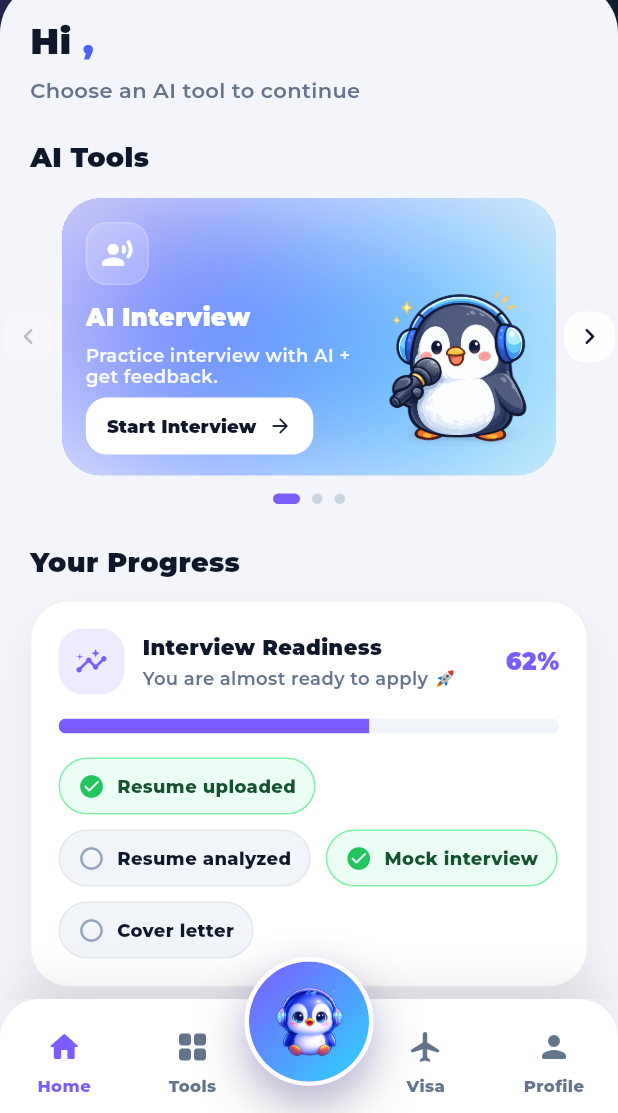
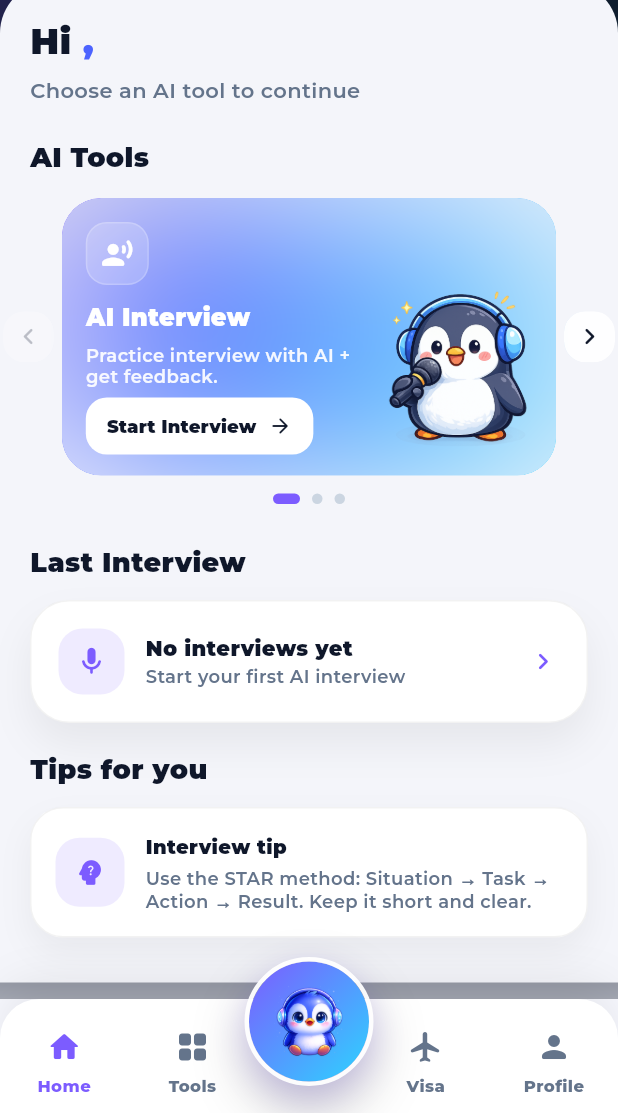
Before and after one commit to dfacee11/DayindAI-Diploma-Project-, a Flutter app: the screen it shows once a user with an empty profile is signed in, on a phone screen of 412 x 824 dp, the part 123-1236 px from its top. Run offline on Flutter 3.47's test engine with Material 3 defaults, Android fonts, the phone set to English and light mode, and no system bars; our stand-ins replace cloud_firestore, cloud_functions, file_picker, firebase_auth, firebase_core, google_fonts and 3 more; missing offline and left inert: record; accounts and stored records are empty.

Commit message:
updated Home Page tool

```diff
--- a/lib/AIInterview/voice_interview_provider.dart
+++ b/lib/AIInterview/voice_interview_provider.dart
@@ -6,6 +6,8 @@ import 'package:flutter/services.dart';
 import 'package:record/record.dart';
 import 'package:just_audio/just_audio.dart';
 import 'package:path_provider/path_provider.dart';
+import 'package:firebase_auth/firebase_auth.dart';
+import 'package:cloud_firestore/cloud_firestore.dart';
 
 import 'models/chat_message.dart';
 import 'interview_service.dart';
@@ -17,6 +19,8 @@ class VoiceInterviewProvider extends ChangeNotifier {
   final InterviewService _service = InterviewService();
   final AudioRecorder _recorder = AudioRecorder();
   final AudioPlayer _player = AudioPlayer();
+
+  bool _disposed = false;
 
   InterviewState state = InterviewState.idle;
   bool started = false;
@@ -82,7 +86,7 @@ class VoiceInterviewProvider extends ChangeNotifier {
     }
   }
 
-
+  // ─── START ───
   Future<void> startInterview(
     String role,
     InterviewType type,
@@ -100,12 +104,12 @@ class VoiceInterviewProvider extends ChangeNotifier {
     messages.clear();
     _history.clear();
     feedback = null;
-    notifyListeners();
+    _notify();
 
     await _aiSpeak(_openingMessage);
   }
 
-
+  // ─── FINISH EARLY ───
   Future<void> finishEarly() async {
     if (state == InterviewState.recording) await _recorder.stop();
     await _player.stop();
@@ -113,26 +117,29 @@ class VoiceInterviewProvider extends ChangeNotifier {
     if (_history.isEmpty) {
       state = InterviewState.idle;
       started = false;
-      notifyListeners();
+      _notify();
       return;
     }
 
     state = InterviewState.analyzing;
-    notifyListeners();
+    _notify();
     await _loadFeedback();
+    await _saveLastInterview();
     state = InterviewState.finished;
-    notifyListeners();
+    _notify();
   }
 
-
+  // ─── AI SPEAK ───
   Future<void> _aiSpeak(String text) async {
+    if (_disposed) return;
     state = InterviewState.aiSpeaking;
     messages.add(ChatMessage(isUser: false, text: text));
     _history.add({'role': 'assistant', 'content': text});
-    notifyListeners();
+    _notify();
 
     try {
       final audioBase64 = await _service.textToSpeech(text);
+      if (_disposed) return;
       await _playAudio(audioBase64);
     } catch (e) {
       debugPrint('TTS error: $e');
@@ -140,12 +147,14 @@ class VoiceInterviewProvider extends ChangeNotifier {
       await Future.delayed(Duration(milliseconds: ms));
     }
 
+    if (_disposed) return;
     if (state == InterviewState.aiSpeaking) {
       state = InterviewState.userTurn;
-      notifyListeners();
+      _notify();
     }
   }
 
+  // ─── AUDIO PLAYBACK ───
   Future<void> _playAudio(String base64Audio) async {
     try {
       final bytes = base64Decode(base64Audio);
@@ -158,6 +167,8 @@ class VoiceInterviewProvider extends ChangeNotifier {
       await _player.setFilePath(file.path);
       await _player.seek(Duration.zero);
 
+      // duration доступен после setFilePath
+      final duration = _player.duration;
 
       final completer = Completer<void>();
       final sub = _player.processingStateStream.listen((ps) {
@@ -167,14 +178,23 @@ class VoiceInterviewProvider extends ChangeNotifier {
       });
 
       await _player.play();
-      await completer.future;
+
+      // Таймаут = длина аудио + 500ms запас
+      final timeout = (duration != null && duration.inMilliseconds > 0)
+          ? duration + const Duration(milliseconds: 500)
+          : const Duration(seconds: 60);
+
+      await completer.future.timeout(timeout, onTimeout: () {
+        debugPrint('Audio timeout — continuing');
+      });
+
       await sub.cancel();
     } catch (e) {
       debugPrint('Audio play error: $e');
     }
   }
 
-
+  // ─── RECORDING ───
   Future<void> toggleRecording() async {
     if (state != InterviewState.userTurn && state != InterviewState.recording) return;
     HapticFeedback.lightImpact();
@@ -198,13 +218,13 @@ class VoiceInterviewProvider extends ChangeNotifier {
       path: recordingPath!,
     );
     state = InterviewState.recording;
-    notifyListeners();
+    _notify();
   }
 
   Future<void> _stopRecordingAndProcess() async {
     await _recorder.stop();
     state = InterviewState.thinking;
-    notifyListeners();
+    _notify();
 
     try {
       final audioBytes = await File(recordingPath!).readAsBytes();
@@ -216,23 +236,23 @@ class VoiceInterviewProvider extends ChangeNotifier {
 
       if (transcript.trim().isEmpty) {
         state = InterviewState.userTurn;
-        notifyListeners();
+        _notify();
         return;
       }
 
       messages.add(ChatMessage(isUser: true, text: transcript));
       _history.add({'role': 'user', 'content': transcript});
-      notifyListeners();
+      _notify();
 
       await _getAiReply();
     } catch (e) {
       debugPrint('STT error: $e');
       state = InterviewState.userTurn;
-      notifyListeners();
+      _notify();
     }
   }
 
-
+  // ─── TEXT MODE ───
   Future<void> sendText(String text) async {
     if (text.trim().isEmpty) return;
     if (state == InterviewState.aiSpeaking || state == InterviewState.thinking) return;
@@ -240,11 +260,11 @@ class VoiceInterviewProvider extends ChangeNotifier {
     messages.add(ChatMessage(isUser: true, text: text));
     _history.add({'role': 'user', 'content': text});
     state = InterviewState.thinking;
-    notifyListeners();
+    _notify();
     await _getAiReply();
   }
 
-
+  // ─── GPT REPLY ───
   Future<void> _getAiReply() async {
     try {
       final result = await _service.interviewChat(
@@ -263,17 +283,18 @@ class VoiceInterviewProvider extends ChangeNotifier {
       if (questionIndex >= totalQuestions) {
         await _aiSpeak(reply);
         state = InterviewState.analyzing;
-        notifyListeners();
+        _notify();
         await _loadFeedback();
+        await _saveLastInterview();
         state = InterviewState.finished;
-        notifyListeners();
+        _notify();
       } else {
         await _aiSpeak(reply);
       }
     } catch (e) {
       debugPrint('GPT error: $e');
       state = InterviewState.userTurn;
-      notifyListeners();
+      _notify();
     }
   }
 
@@ -286,7 +307,7 @@ class VoiceInterviewProvider extends ChangeNotifier {
         languageInstruction: language.systemLanguageInstruction,
         level: level.label,
       );
-      notifyListeners();
+      _notify();
     } catch (e) {
       debugPrint('Feedback error: $e');
       feedback = {
@@ -296,12 +317,45 @@ class VoiceInterviewProvider extends ChangeNotifier {
         'verdict': 'Maybe',
         'summary': 'Could not generate feedback.',
       };
-      notifyListeners();
+      _notify();
     }
   }
 
-  void toggleTranscript() { showTranscript = !showTranscript; notifyListeners(); }
-  void toggleMode()        { voiceMode = !voiceMode; notifyListeners(); }
+  // ─── SAVE LAST INTERVIEW TO FIRESTORE ───
+  Future<void> _saveLastInterview() async {
+    try {
+      final uid = FirebaseAuth.instance.currentUser?.uid;
+      if (uid == null || feedback == null) return;
+
+      await FirebaseFirestore.instance
+          .collection('users')
+          .doc(uid)
+          .collection('interviews')
+          .doc('last')
+          .set({
+        'jobRole':           jobRole,
+        'level':             level.label,
+        'score':             feedback!['overallScore'] ?? 0,
+        'verdict':           feedback!['verdict']      ?? '',
+        'summary':           feedback!['summary']      ?? '',
+        'strengths':         List<String>.from(feedback!['strengths']    ?? []),
+        'improvements':      List<String>.from(feedback!['improvements'] ?? []),
+        'tips':              List<String>.from(feedback!['tips']         ?? []),
+        'questionsAnswered': questionIndex,
+        'totalQuestions':    totalQuestions,
+        'date':              FieldValue.serverTimestamp(),
+      });
+
+      debugPrint('✅ Interview saved to Firestore');
+    } catch (e) {
+      debugPrint('Firestore save error: $e');
+    }
+  }
+
+  void _notify() { if (!_disposed) notifyListeners(); }
+
+  void toggleTranscript() { showTranscript = !showTranscript; _notify(); }
+  void toggleMode()        { voiceMode = !voiceMode; _notify(); }
 
   void restart() {
     state = InterviewState.idle;
@@ -310,11 +364,12 @@ class VoiceInterviewProvider extends ChangeNotifier {
     _history.clear();
     feedback = null;
     questionIndex = 0;
-    notifyListeners();
+    _notify();
   }
 
   @override
   void dispose() {
+    _disposed = true;
     _recorder.dispose();
     _player.dispose();
     super.dispose();
--- a/lib/HomePage/HomePage.dart
+++ b/lib/HomePage/HomePage.dart
@@ -5,8 +5,8 @@ import 'package:google_fonts/google_fonts.dart';
 import 'widgets/dark_background.dart';
 import 'widgets/ai_tool_card.dart';
 import 'widgets/arrow_overlay_button.dart';
-import 'widgets/progress_card.dart';
 import 'widgets/random_tip_card.dart';
+import 'widgets/last_interview_card.dart';
 
 class HomePage extends StatefulWidget {
   const HomePage({super.key});
@@ -157,9 +157,12 @@ class _HomePageState extends State<HomePage> {
             const SizedBox(height: 12),
             _buildDots(),
             const SizedBox(height: 26),
-            _buildSectionTitle('Your Progress'),
-            const SizedBox(height: 12),
-            const ProgressCard(),
+
+_buildSectionTitle('Last Interview'),
+const SizedBox(height: 12),
+LastInterviewCard(
+  onTap: () => Navigator.pushNamed(context, '/AIInterview'),
+),
             const SizedBox(height: 18),
             _buildSectionTitle('Tips for you'),
             const SizedBox(height: 12),
--- /dev/null
+++ b/lib/HomePage/widgets/last_interview_card.dart
@@ -0,0 +1,254 @@
+import 'package:flutter/material.dart';
+import 'package:google_fonts/google_fonts.dart';
+import 'package:firebase_auth/firebase_auth.dart';
+import 'package:cloud_firestore/cloud_firestore.dart';
+
+class LastInterviewCard extends StatelessWidget {
+  final VoidCallback onTap;
+
+  const LastInterviewCard({super.key, required this.onTap});
+
+  @override
+  Widget build(BuildContext context) {
+    final uid = FirebaseAuth.instance.currentUser?.uid;
+    if (uid == null) return const SizedBox.shrink();
+
+    return StreamBuilder<DocumentSnapshot>(
+      stream: FirebaseFirestore.instance
+          .collection('users')
+          .doc(uid)
+          .collection('interviews')
+          .doc('last')
+          .snapshots(),
+      builder: (context, snapshot) {
+        // Нет данных ещё — не показываем ничего
+        if (!snapshot.hasData || !snapshot.data!.exists) {
+          return _emptyState(context);
+        }
+
+        final data = snapshot.data!.data() as Map<String, dynamic>;
+        final score       = data['score']    as int?    ?? 0;
+        final verdict     = data['verdict']  as String? ?? '';
+        final jobRole     = data['jobRole']  as String? ?? '';
+        final level       = data['level']    as String? ?? '';
+        final improvements = List<String>.from(data['improvements'] ?? []);
+        final date        = data['date'] as Timestamp?;
+
+        final scoreColor = score >= 75
+            ? const Color(0xFF22C55E)
+            : score >= 50
+                ? const Color(0xFFF59E0B)
+                : Colors.redAccent;
+
+        final verdictColor = verdict == 'Hire'
+            ? const Color(0xFF22C55E)
+            : verdict == 'No Hire'
+                ? Colors.redAccent
+                : const Color(0xFFF59E0B);
+
+        return GestureDetector(
+          onTap: onTap,
+          child: Container(
+            padding: const EdgeInsets.all(18),
+            decoration: BoxDecoration(
+              color: Colors.white,
+              borderRadius: BorderRadius.circular(26),
+              border: Border.all(color: Colors.black.withValues(alpha: 0.05)),
+              boxShadow: [
+                BoxShadow(
+                  blurRadius: 22,
+                  offset: const Offset(0, 14),
+                  color: Colors.black.withValues(alpha: 0.06),
+                ),
+              ],
+            ),
+            child: Column(
+              crossAxisAlignment: CrossAxisAlignment.start,
+              children: [
+
+                // ── Заголовок ──
+                Row(
+                  children: [
+                    Container(
+                      width: 44, height: 44,
+                      decoration: BoxDecoration(
+                        borderRadius: BorderRadius.circular(16),
+                        color: const Color(0xFF7C5CFF).withValues(alpha: 0.12),
+                      ),
+                      child: const Icon(Icons.mic_rounded,
+                          color: Color(0xFF7C5CFF), size: 22),
+                    ),
+                    const SizedBox(width: 12),
+                    Expanded(
+                      child: Column(
+                        crossAxisAlignment: CrossAxisAlignment.start,
+                        children: [
+                          Text(jobRole,
+                              style: GoogleFonts.montserrat(
+                                  fontSize: 14,
+                                  fontWeight: FontWeight.w900,
+                                  color: const Color(0xFF0F172A))),
+                          Text(level,
+                              style: GoogleFonts.montserrat(
+                                  fontSize: 12,
+                                  fontWeight: FontWeight.w600,
+                                  color: const Color(0xFF64748B))),
+                        ],
+                      ),
+                    ),
+                    // Score badge
+                    Container(
+                      padding: const EdgeInsets.symmetric(horizontal: 12, vertical: 6),
+                      decoration: BoxDecoration(
+                        color: scoreColor.withValues(alpha: 0.12),
+                        borderRadius: BorderRadius.circular(12),
+                      ),
+                      child: Text('$score/100',
+                          style: GoogleFonts.montserrat(
+                              fontSize: 13,
+                              fontWeight: FontWeight.w900,
+                              color: scoreColor)),
+                    ),
+                  ],
+                ),
+
+                if (verdict.isNotEmpty) ...[
+                  const SizedBox(height: 12),
+                  Container(
+                    padding: const EdgeInsets.symmetric(horizontal: 10, vertical: 5),
+                    decoration: BoxDecoration(
+                      color: verdictColor.withValues(alpha: 0.1),
+                      borderRadius: BorderRadius.circular(10),
+                    ),
+                    child: Text(verdict,
+                        style: GoogleFonts.montserrat(
+                            fontSize: 12,
+                            fontWeight: FontWeight.w800,
+                            color: verdictColor)),
+                  ),
+                ],
+
+                // ── Что улучшить ──
+                if (improvements.isNotEmpty) ...[
+                  const SizedBox(height: 14),
+                  Text('What to improve:',
+                      style: GoogleFonts.montserrat(
+                          fontSize: 12,
+                          fontWeight: FontWeight.w900,
+                          color: const Color(0xFF64748B))),
+                  const SizedBox(height: 8),
+                  ...improvements.take(2).map((item) => Padding(
+                    padding: const EdgeInsets.only(bottom: 6),
+                    child: Row(
+                      crossAxisAlignment: CrossAxisAlignment.start,
+                      children: [
+                        Container(
+                          width: 6, height: 6,
+                          margin: const EdgeInsets.only(top: 5, right: 8),
+                          decoration: const BoxDecoration(
+                            shape: BoxShape.circle,
+                            color: Color(0xFF7C5CFF),
+                          ),
+                        ),
+                        Expanded(
+                          child: Text(item,
+                              style: GoogleFonts.montserrat(
+                                  fontSize: 12,
+                                  fontWeight: FontWeight.w600,
+                                  color: const Color(0xFF0F172A),
+                                  height: 1.4)),
+                        ),
+                      ],
+                    ),
+                  )),
+                ],
+
+                // ── Дата + кнопка ──
+                const SizedBox(height: 12),
+                Row(
+                  mainAxisAlignment: MainAxisAlignment.spaceBetween,
+                  children: [
+                    if (date != null)
+                      Text(_formatDate(date.toDate()),
+                          style: GoogleFonts.montserrat(
+                              fontSize: 11,
+                              fontWeight: FontWeight.w600,
+                              color: const Color(0xFF94A3B8))),
+                    Text('Practice again →',
+                        style: GoogleFonts.montserrat(
+                            fontSize: 12,
+                            fontWeight: FontWeight.w800,
+                            color: const Color(0xFF7C5CFF))),
+                  ],
+                ),
+              ],
+            ),
+          ),
+        );
+      },
+    );
+  }
+
+  Widget _emptyState(BuildContext context) {
+    return GestureDetector(
+      onTap: onTap,
+      child: Container(
+        padding: const EdgeInsets.all(18),
+        decoration: BoxDecoration(
+          color: Colors.white,
+          borderRadius: BorderRadius.circular(26),
+          border: Border.all(color: Colors.black.withValues(alpha: 0.05)),
+          boxShadow: [
+            BoxShadow(
+              blurRadius: 22,
+              offset: const Offset(0, 14),
+              color: Colors.black.withValues(alpha: 0.06),
+            ),
+          ],
+        ),
+        child: Row(
+          children: [
+            Container(
+              width: 44, height: 44,
+              decoration: BoxDecoration(
+                borderRadius: BorderRadius.circular(16),
+                color: const Color(0xFF7C5CFF).withValues(alpha: 0.12),
+              ),
+              child: const Icon(Icons.mic_rounded,
+                  color: Color(0xFF7C5CFF), size: 22),
+            ),
+            const SizedBox(width: 14),
+            Expanded(
+              child: Column(
+                crossAxisAlignment: CrossAxisAlignment.start,
+                children: [
+                  Text("No interviews yet",
+                      style: GoogleFonts.montserrat(
+                          fontSize: 14,
+                          fontWeight: FontWeight.w900,
+                          color: const Color(0xFF0F172A))),
+                  Text("Start your first AI interview",
+                      style: GoogleFonts.montserrat(
+                          fontSize: 12,
+                          fontWeight: FontWeight.w600,
+                          color: const Color(0xFF64748B))),
+                ],
+              ),
+            ),
+            const Icon(Icons.chevron_right_rounded,
+                color: Color(0xFF7C5CFF), size: 22),
+          ],
+        ),
+      ),
+    );
+  }
+
+  String _formatDate(DateTime date) {
+    final now = DateTime.now();
+    final diff = now.difference(date);
+    if (diff.inDays == 0) return 'Today';
+    if (diff.inDays == 1) return 'Yesterday';
+    if (diff.inDays < 7)  return '${diff.inDays} days ago';
+    return '${date.day}.${date.month}.${date.year}';
+  }
+}
--- a/lib/HomePage/widgets/progress_card.dart
+++ /dev/null
@@ -1,150 +0,0 @@
-import 'package:flutter/material.dart';
-import 'package:google_fonts/google_fonts.dart';
-
-class ProgressCard extends StatelessWidget {
-  const ProgressCard({super.key});
-
-  static const double _percent = 0.62;
-
-  @override
-  Widget build(BuildContext context) {
-    return Container(
-      padding: const EdgeInsets.all(18),
-      decoration: BoxDecoration(
-        color: Colors.white,
-        borderRadius: BorderRadius.circular(26),
-        border: Border.all(color: Colors.black.withValues(alpha: 0.05)),
-        boxShadow: [
-          BoxShadow(
-              blurRadius: 22,
-              offset: const Offset(0, 14),
-              color: Colors.black.withValues(alpha: 0.06)),
-        ],
-      ),
-      child: Column(
-        crossAxisAlignment: CrossAxisAlignment.start,
-        children: [
-          _buildHeader(),
-          const SizedBox(height: 16),
-          _buildProgressBar(),
-          const SizedBox(height: 16),
-          _buildChips(),
-        ],
-      ),
-    );
-  }
-
-  Widget _buildHeader() {
-    return Row(
-      children: [
-        Container(
-          width: 44,
-          height: 44,
-          decoration: BoxDecoration(
-            borderRadius: BorderRadius.circular(16),
-            color: const Color(0xFF7C5CFF).withValues(alpha: 0.12),
-          ),
-          child: const Icon(Icons.insights_rounded,
-              color: Color(0xFF7C5CFF), size: 22),
-        ),
-        const SizedBox(width: 12),
-        Expanded(
-          child: Column(
-            crossAxisAlignment: CrossAxisAlignment.start,
-            children: [
-              Text(
-                'Interview Readiness',
-                style: GoogleFonts.montserrat(
-                    fontSize: 14,
-                    fontWeight: FontWeight.w900,
-                    color: const Color(0xFF0F172A)),
-              ),
-              const SizedBox(height: 2),
-              Text(
-                'You are almost ready to apply 🚀',
-                style: GoogleFonts.montserrat(
-                    fontSize: 12,
-                    fontWeight: FontWeight.w600,
-                    color: const Color(0xFF64748B)),
-              ),
-            ],
-          ),
-        ),
-        Text(
-          '${(_percent * 100).round()}%',
-          style: GoogleFonts.montserrat(
-              fontSize: 16,
-              fontWeight: FontWeight.w900,
-              color: const Color(0xFF7C5CFF)),
-        ),
-      ],
-    );
-  }
-
-  Widget _buildProgressBar() {
-    return ClipRRect(
-      borderRadius: BorderRadius.circular(100),
-      child: LinearProgressIndicator(
-        value: _percent,
-        minHeight: 10,
-        backgroundColor: const Color(0xFFF1F5F9),
-        valueColor: const AlwaysStoppedAnimation(Color(0xFF7C5CFF)),
-      ),
-    );
-  }
-
-  Widget _buildChips() {
-    return const Wrap(
-      spacing: 10,
-      runSpacing: 10,
-      children: [
-        ProgressChip(text: 'Resume uploaded', done: true),
-        ProgressChip(text: 'Resume analyzed', done: false),
-        ProgressChip(text: 'Mock interview', done: true),
-        ProgressChip(text: 'Cover letter', done: false),
-      ],
-    );
-  }
-}
-
-class ProgressChip extends StatelessWidget {
-  final String text;
-  final bool done;
-
-  const ProgressChip({super.key, required this.text, required this.done});
-
-  @override
-  Widget build(BuildContext context) {
-    return Container(
-      padding: const EdgeInsets.symmetric(horizontal: 12, vertical: 9),
-      decoration: BoxDecoration(
-        color: done ? const Color(0xFFECFDF5) : const Color(0xFFF1F5F9),
-        borderRadius: BorderRadius.circular(100),
-        border: Border.all(
-          color: done
-              ? const Color(0xFF86EFAC)
-              : Colors.black.withValues(alpha: 0.05),
-        ),
-      ),
-      child: Row(
-        mainAxisSize: MainAxisSize.min,
-        children: [
-          Icon(
-            done ? Icons.check_circle_rounded : Icons.radio_button_unchecked,
-            size: 18,
-            color: done ? const Color(0xFF22C55E) : const Color(0xFF94A3B8),
-          ),
-          const SizedBox(width: 8),
-          Text(
-            text,
-            style: GoogleFonts.montserrat(
-              fontSize: 12,
-              fontWeight: FontWeight.w800,
-              color: done ? const Color(0xFF14532D) : const Color(0xFF0F172A),
-            ),
-          ),
-        ],
-      ),
-    );
-  }
-}
```
